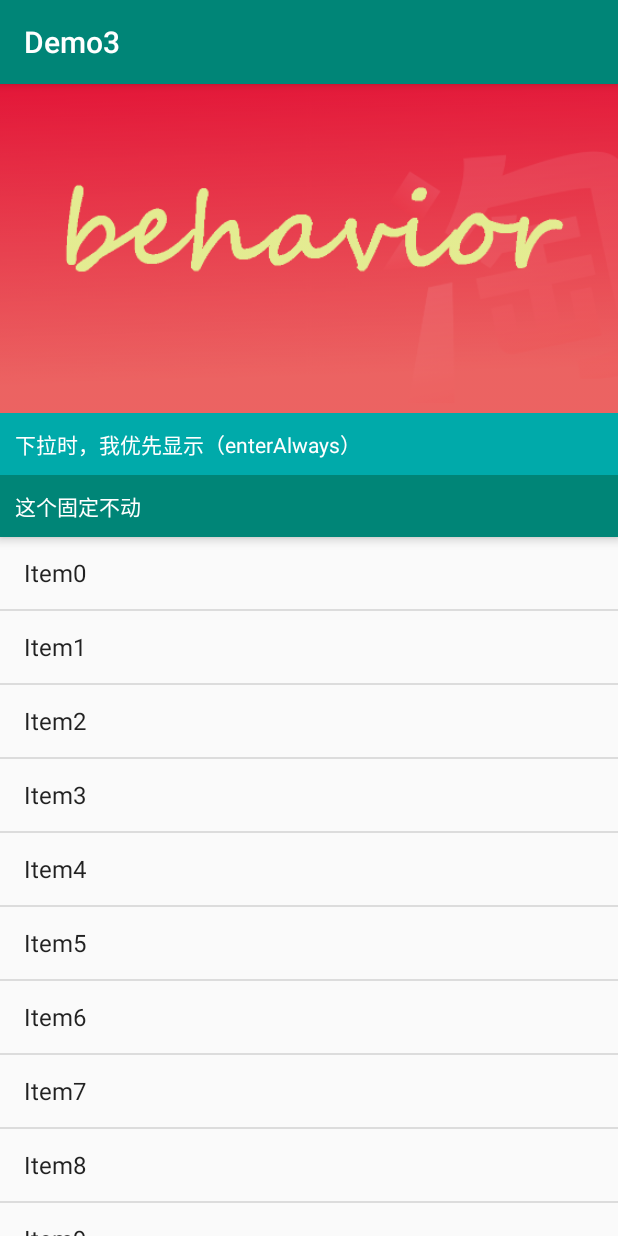
After one commit to duxl/CoordinatorDemo, an Android app: the Demo3Activity screen opened directly, with no data from a screen before it, on a phone screen of 412 x 824 dp. The commit adds this screen. Run offline under Robolectric (Android 15) with nearby library versions, the phone set to English and light mode, and no system bars; our stand-ins replace ButterKnife.

Commit message:
新增demo

```diff
--- a/app/build.gradle
+++ b/app/build.gradle
@@ -34,4 +34,5 @@ dependencies {
     implementation 'androidx.legacy:legacy-support-v4:1.0.0'
     implementation 'com.jakewharton:butterknife:10.2.1'
     annotationProcessor 'com.jakewharton:butterknife-compiler:10.2.1'
+    implementation 'com.google.android.material:material:1.1.0'
 }
--- /dev/null
+++ b/app/src/main/java/com/duxl/coordinator/demo/Demo3Activity.java
@@ -0,0 +1,12 @@
+package com.duxl.coordinator.demo;
+
+/**
+ * create by duxl 2020/7/2
+ */
+public class Demo3Activity extends BaseActivity {
+
+    @Override
+    public int getLayoutResId() {
+        return R.layout.activity_demo3;
+    }
+}
--- /dev/null
+++ b/app/src/main/java/com/duxl/coordinator/demo/widget/DataRecyclerView.java
@@ -0,0 +1,54 @@
+package com.duxl.coordinator.demo.widget;
+
+import android.content.Context;
+import android.util.AttributeSet;
+import android.view.View;
+import android.view.ViewGroup;
+import android.widget.TextView;
+
+import androidx.annotation.NonNull;
+import androidx.annotation.Nullable;
+import androidx.recyclerview.widget.DividerItemDecoration;
+import androidx.recyclerview.widget.LinearLayoutManager;
+import androidx.recyclerview.widget.RecyclerView;
+
+/**
+ * create by duxl 2020/7/2
+ */
+public class DataRecyclerView extends RecyclerView {
+
+    public DataRecyclerView(@NonNull Context context) {
+        this(context, null);
+    }
+
+    public DataRecyclerView(@NonNull Context context, @Nullable AttributeSet attrs) {
+        super(context, attrs);
+        init(context);
+    }
+
+    private void init(Context context) {
+        setLayoutManager(new LinearLayoutManager(context));
+        addItemDecoration(new DividerItemDecoration(context, DividerItemDecoration.VERTICAL));
+        setAdapter(new Adapter() {
+            @NonNull
+            @Override
+            public ViewHolder onCreateViewHolder(@NonNull ViewGroup parent, int viewType) {
+                View view = View.inflate(context, android.R.layout.simple_list_item_1, null);
+                return new ViewHolder(view) {
+                };
+            }
+
+            @Override
+            public void onBindViewHolder(@NonNull ViewHolder holder, int position) {
+                TextView textView = holder.itemView.findViewById(android.R.id.text1);
+                textView.setText("Item" + position);
+            }
+
+            @Override
+            public int getItemCount() {
+                return 30;
+            }
+        });
+    }
+
+}
--- /dev/null
+++ b/app/src/main/res/layout/activity_demo3.xml
@@ -0,0 +1,55 @@
+<?xml version="1.0" encoding="utf-8"?>
+<LinearLayout xmlns:android="http://schemas.android.com/apk/res/android"
+    xmlns:app="http://schemas.android.com/apk/res-auto"
+    android:layout_width="match_parent"
+    android:layout_height="match_parent"
+    android:orientation="vertical">
+
+    <androidx.coordinatorlayout.widget.CoordinatorLayout
+        android:layout_width="match_parent"
+        android:layout_height="match_parent">
+
+        <com.google.android.material.appbar.AppBarLayout
+            android:layout_width="match_parent"
+            android:layout_height="wrap_content">
+
+            <ImageView
+                android:layout_width="match_parent"
+                android:layout_height="wrap_content"
+                android:adjustViewBounds="true"
+                android:scaleType="fitXY"
+                android:src="@mipmap/head_img"
+                app:layout_scrollFlags="scroll" />
+
+            <TextView
+                android:layout_width="match_parent"
+                android:layout_height="wrap_content"
+                android:background="#0AA"
+                android:padding="10sp"
+                android:text="下拉时，我优先显示（enterAlways）"
+                android:textColor="#FFFFFF"
+                app:layout_scrollFlags="scroll|enterAlways" />
+
+            <TextView
+                android:layout_width="match_parent"
+                android:layout_height="wrap_content"
+                android:padding="10sp"
+                android:text="这个固定不动"
+                android:textColor="#FFFFFF" />
+
+        </com.google.android.material.appbar.AppBarLayout>
+
+        <androidx.core.widget.NestedScrollView
+            android:layout_width="match_parent"
+            android:layout_height="match_parent"
+            app:layout_behavior="@string/appbar_scrolling_view_behavior">
+
+            <com.duxl.coordinator.demo.widget.DataRecyclerView
+                android:layout_width="match_parent"
+                android:layout_height="match_parent" />
+        </androidx.core.widget.NestedScrollView>
+
+
+    </androidx.coordinatorlayout.widget.CoordinatorLayout>
+
+</LinearLayout>
```
Also changed, not shown: app/src/main/AndroidManifest.xml (+28 -0 lines), app/src/main/java/com/duxl/coordinator/demo/BaseActivity.java (+21 -0 lines), app/src/main/java/com/duxl/coordinator/demo/Demo1Activity.java (added, +17 -0 lines), app/src/main/java/com/duxl/coordinator/demo/Demo2Activity.java (added, +12 -0 lines), app/src/main/java/com/duxl/coordinator/demo/Demo4Activity.java (added, +17 -0 lines), app/src/main/java/com/duxl/coordinator/demo/behaver/SimpleViewBehavior.java (added, +293 -0 lines), app/src/main/res/layout/activity_demo1.xml (added, +38 -0 lines), app/src/main/res/layout/activity_demo2.xml (added, +46 -0 lines), app/src/main/res/layout/activity_demo4.xml (added, +83 -0 lines), app/src/main/res/values/attr.xml (added, +25 -0 lines), app/src/main/res/values/strings.xml (+10 -0 lines), app/src/main/res/mipmap-xxhdpi/head_img.png (added).
